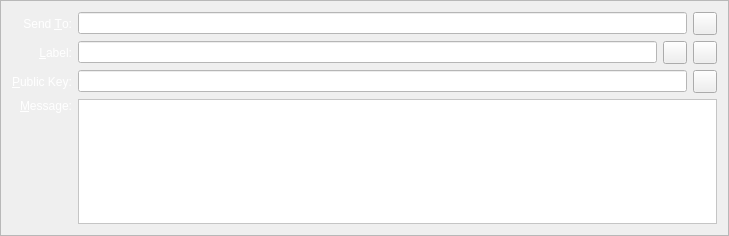
SpectreSecurityCoin/SpectreSecurityCoin, file src/qt/forms/sendmessagesentry.ui: the form before one commit.
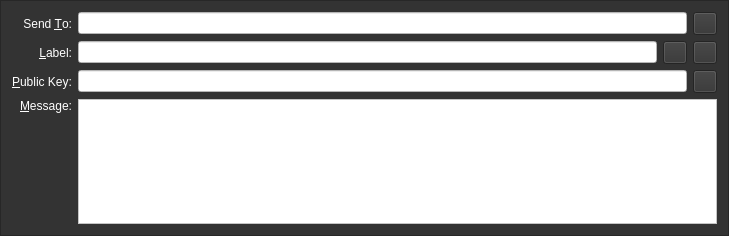
The form after the commit. Icons and pictures are not drawn. Custom widgets are drawn as their Qt base class.

What changed in the file:
```diff
--- a/src/qt/forms/sendmessagesentry.ui
+++ b/src/qt/forms/sendmessagesentry.ui
@@ -14,7 +14,8 @@
    <string>Form</string>
   </property>
   <property name="styleSheet">
-   <string notr="true">color: rgb(255, 255, 255);</string>
+   <string notr="true">background-color:rgb(51, 51, 51);
+color: rgb(255, 255, 255);</string>
   </property>
   <property name="frameShape">
    <enum>QFrame::StyledPanel</enum>
```
